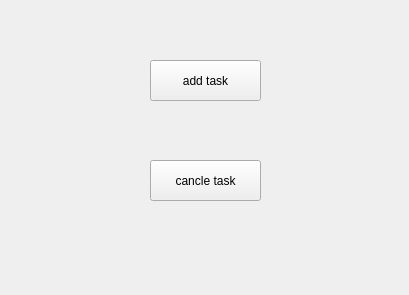
This is mainwindow.ui in QZCanon/VideoEdit as Qt 5 draws it before an edit. The edited form follows.
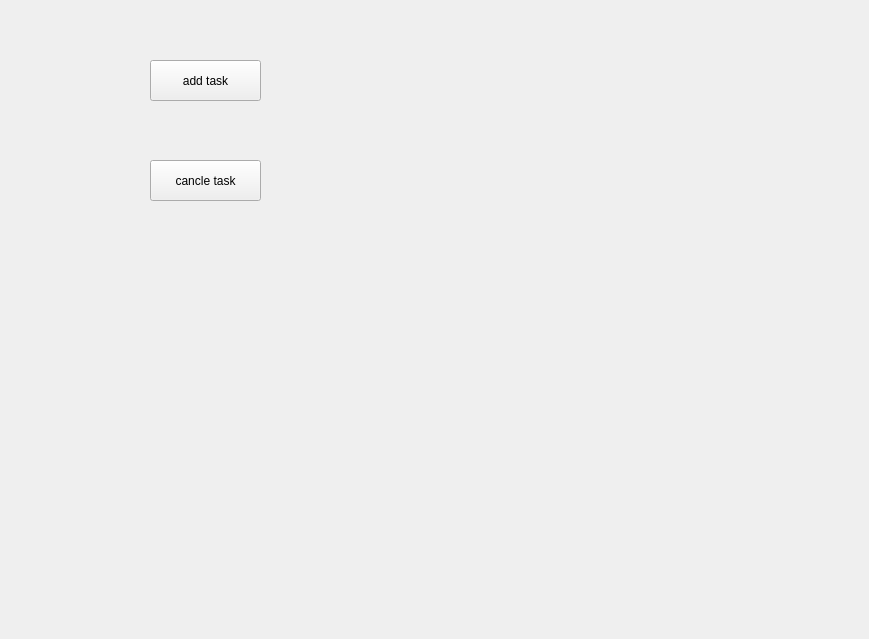
This is the edited form.

The edit to the form file:
```diff
--- a/mainwindow.ui
+++ b/mainwindow.ui
@@ -6,8 +6,8 @@
    <rect>
     <x>0</x>
     <y>0</y>
-    <width>409</width>
-    <height>295</height>
+    <width>869</width>
+    <height>639</height>
    </rect>
   </property>
   <property name="windowTitle">
```
